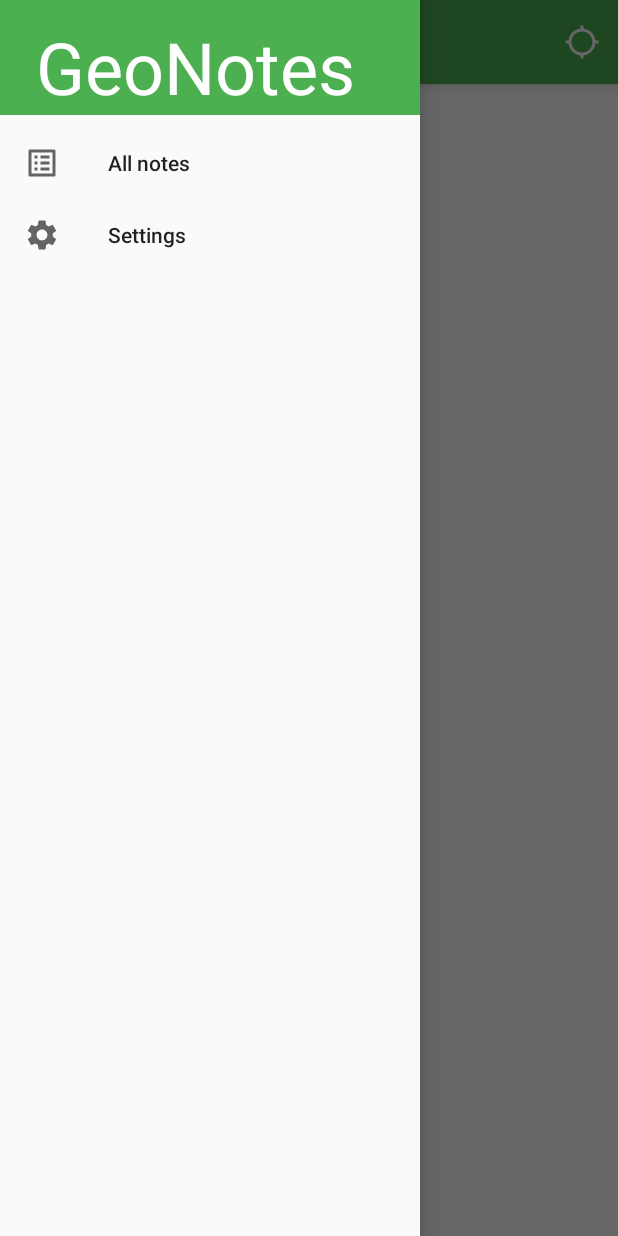
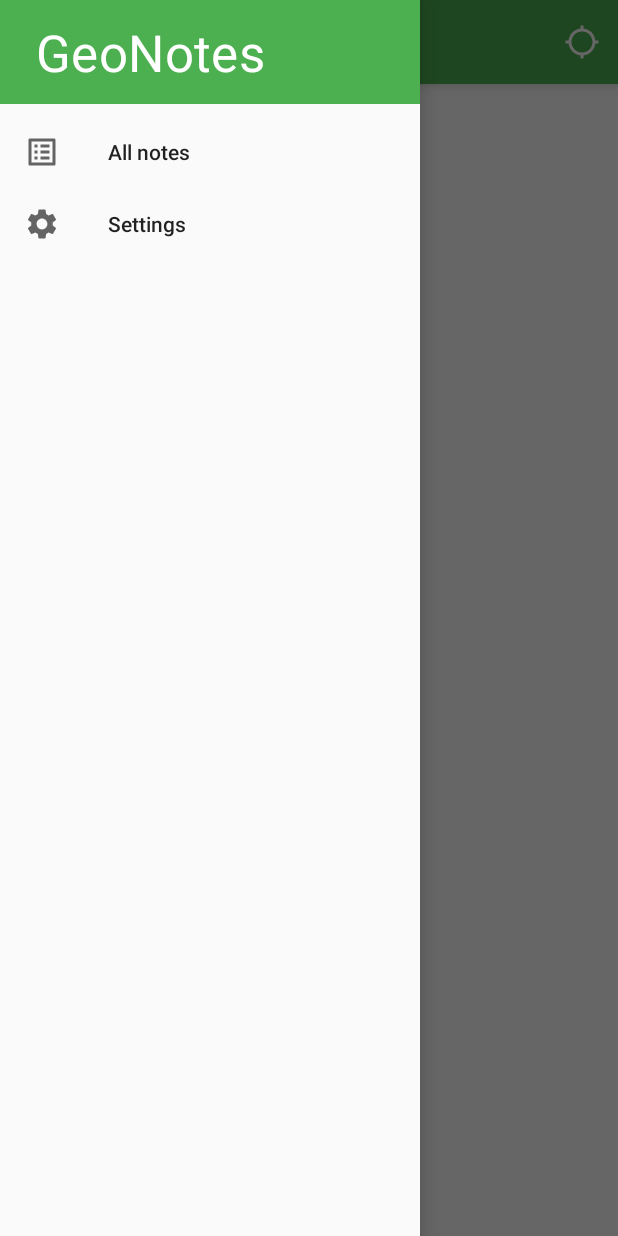
Before and after one commit to SoorajModi/GeoNotesPlus, an Android app: the MainActivity screen opened directly, with no data from a screen before it, with the side drawer open, on a phone screen of 412 x 824 dp. Run offline under Robolectric (Android 15) with nearby library versions, the phone set to English and light mode, and no system bars; libraries missing offline, so code that uses them is left out: org.osmdroid.api, org.osmdroid.events, org.osmdroid.views; plain views replace MapView; 6 statements that could not run were skipped.

Commit message:
Fixed note listing, cleaned up files

```diff
--- a/app/src/main/java/de/hauke_stieler/geonotes/MainActivity.java
+++ b/app/src/main/java/de/hauke_stieler/geonotes/MainActivity.java
@@ -47,9 +47,6 @@ public class MainActivity extends AppCompatActivity {
 
     private Map map;
     private SharedPreferences preferences;
-    private ActionBarDrawerToggle t;
-    private DrawerLayout dl;
-    private NavigationView nv;
 
     @Override
     protected void onCreate(Bundle savedInstanceState) {
@@ -58,36 +55,7 @@ public class MainActivity extends AppCompatActivity {
 
         Toolbar toolbar = findViewById(R.id.toolbar);
         setSupportActionBar(toolbar);
-
-        dl = (DrawerLayout) findViewById(R.id. drawerLayout);
-        t = new ActionBarDrawerToggle(this, dl, toolbar, R.string.Open, R.string.Close);
-        dl.addDrawerListener(t);
-        t.syncState();
-
-        nv = (NavigationView)findViewById(R.id.navigationView);
-        nv.setNavigationItemSelectedListener(new NavigationView.OnNavigationItemSelectedListener() {
-            @Override
-            public boolean onNavigationItemSelected(@NonNull MenuItem item) {
-                Intent intent;
-                switch(item.getItemId()) {
-                    case R.id.list_all_notes:
-                        System.out.println("GN: Listing all notes");
-                        intent = new Intent(MainActivity.this, ListNotesActivity.class);
-                        startActivity(intent);
-                        break;
-                    case R.id.settings:
-                        System.out.println("GN: Going to settings menu");
-                        intent = new Intent(MainActivity.this, SettingsActivity.class);
-                        startActivity(intent);
-                        break;
-                    default:
-                        break;
-                }
-                return true;
-            }
-        });
-
-
+        createHamburgerMenu(toolbar);
 
         // Set HTML text of copyright label
         ((TextView) findViewById(R.id.copyright)).setMovementMethod(LinkMovementMethod.getInstance());
@@ -146,6 +114,37 @@ public class MainActivity extends AppCompatActivity {
             float mapScale = pref.getFloat(key, 1.0f);
             map.setMapScaleFactor(mapScale);
         }
+    }
+
+    private void createHamburgerMenu(Toolbar toolbar) {
+        DrawerLayout dl = (DrawerLayout) findViewById(R.id.drawerLayout);
+        ActionBarDrawerToggle t = new ActionBarDrawerToggle(this, dl, toolbar, R.string.Open, R.string.Close);
+        dl.addDrawerListener(t);
+        t.syncState();
+
+        NavigationView nv = (NavigationView) findViewById(R.id.navigationView);
+        nv.setNavigationItemSelectedListener(new NavigationView.OnNavigationItemSelectedListener() {
+            @SuppressLint("NonConstantResourceId")
+            @Override
+            public boolean onNavigationItemSelected(@NonNull MenuItem item) {
+                Intent intent;
+                switch(item.getItemId()) {
+                    case R.id.list_all_notes:
+                        System.out.println("GN: Listing all notes");
+                        intent = new Intent(MainActivity.this, ListNotesActivity.class);
+                        startActivity(intent);
+                        break;
+                    case R.id.settings:
+                        System.out.println("GN: Going to settings menu");
+                        intent = new Intent(MainActivity.this, SettingsActivity.class);
+                        startActivity(intent);
+                        break;
+                    default:
+                        break;
+                }
+                return true;
+            }
+        });
     }
 
     @Override
--- a/app/src/main/res/layout/list_activity.xml
+++ b/app/src/main/res/layout/list_activity.xml
@@ -18,10 +18,4 @@
         android:layout_height="fill_parent"
         android:drawSelectorOnTop="false"
         />
-
-    <TextView
-        android:layout_width="wrap_content"
-        android:layout_height="wrap_content"
-        android:text="List Notes"
-        />
 </LinearLayout>
--- a/app/src/main/res/layout/nav_header.xml
+++ b/app/src/main/res/layout/nav_header.xml
@@ -1,6 +1,7 @@
 <?xml version="1.0" encoding="utf-8"?>
 <androidx.constraintlayout.widget.ConstraintLayout
     xmlns:android="http://schemas.android.com/apk/res/android"
+    xmlns:app="http://schemas.android.com/apk/res-auto"
     xmlns:tools="http://schemas.android.com/tools"
     android:layout_width="match_parent"
     android:layout_height="match_parent">
@@ -8,19 +9,19 @@
     <LinearLayout
         android:layout_width="match_parent"
         android:layout_height="wrap_content"
-        android:orientation="vertical"
+        android:orientation="horizontal"
         android:background="@color/primary"
         tools:ignore="MissingConstraints">
 
         <TextView
             android:layout_width="wrap_content"
             android:layout_height="wrap_content"
+            android:layout_marginStart="24dp"
             android:layout_marginTop="12dp"
-            android:layout_marginStart="24dp"
             android:layout_marginEnd="24dp"
-            android:textAppearance="@style/TextAppearance.MaterialComponents.Headline3"
+            android:layout_marginBottom="12dp"
             android:text="@string/app_name"
-            android:textColor="@android:color/white"/>
-
+            android:textAppearance="@style/TextAppearance.MaterialComponents.Headline4"
+            android:textColor="@android:color/white" />
     </LinearLayout>
 </androidx.constraintlayout.widget.ConstraintLayout>
--- a/app/src/main/res/menu/list_menu.xml
+++ /dev/null
@@ -1,4 +0,0 @@
-<?xml version="1.0" encoding="utf-8"?>
-<menu xmlns:android="http://schemas.android.com/apk/res/android">
-
-</menu>
--- a/app/src/main/res/values/strings.xml
+++ b/app/src/main/res/values/strings.xml
@@ -25,4 +25,8 @@
     <string name="settings">Settings</string>
     <string name="map_contributor">© OpenStreetMap contributors ODbL</string>
     <string name="locate">Locate</string>
+    <string name="icon">Icon</string>
+    <string name="note">Note</string>
+    <string name="location">Location</string>
+    <string name="list_notes">List Notes</string>
 </resources>
```
Also changed, not shown: app/src/main/java/de/hauke_stieler/geonotes/notes/NoteAdapter.java (+2 -5 lines), app/src/main/res/layout/item_note.xml (+6 -11 lines).
